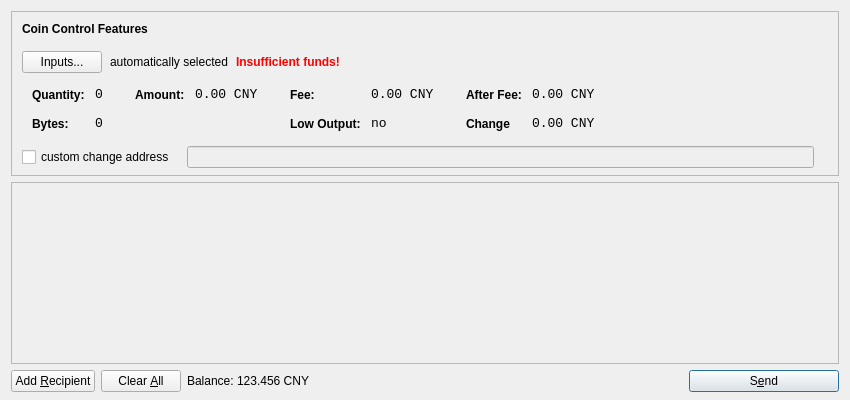
Qt form src/qt/forms/sendcoinsdialog.ui (biz2013/AXFunds) before a commit.
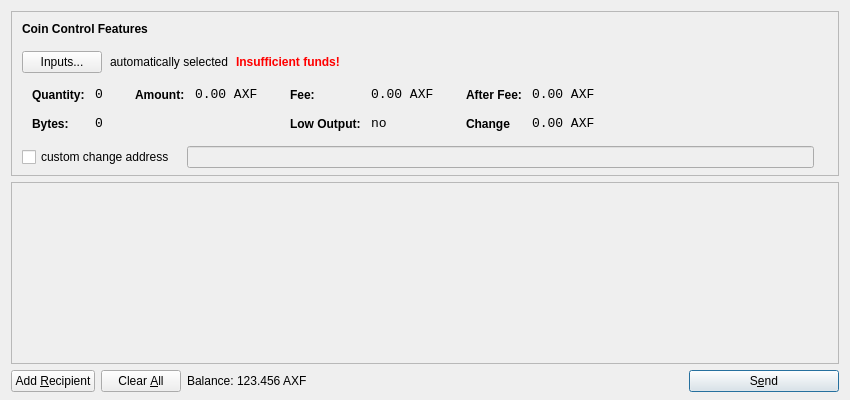
The same form after that commit. Icons and pictures are not drawn.

Diff of the .ui file:
```diff
--- a/src/qt/forms/sendcoinsdialog.ui
+++ b/src/qt/forms/sendcoinsdialog.ui
@@ -321,7 +321,7 @@
                   <enum>Qt::ActionsContextMenu</enum>
                  </property>
                  <property name="text">
-                  <string notr="true">0.00 CNY</string>
+                  <string notr="true">0.00 AXF</string>
                  </property>
                  <property name="textInteractionFlags">
                   <set>Qt::LinksAccessibleByMouse|Qt::TextSelectableByKeyboard|Qt::TextSelectableByMouse</set>
@@ -375,7 +375,7 @@
                   <enum>Qt::ActionsContextMenu</enum>
                  </property>
                  <property name="text">
-                  <string notr="true">0.00 CNY</string>
+                  <string notr="true">0.00 AXF</string>
                  </property>
                  <property name="textInteractionFlags">
                   <set>Qt::LinksAccessibleByMouse|Qt::TextSelectableByKeyboard|Qt::TextSelectableByMouse</set>
@@ -461,7 +461,7 @@
                   <enum>Qt::ActionsContextMenu</enum>
                  </property>
                  <property name="text">
-                  <string notr="true">0.00 CNY</string>
+                  <string notr="true">0.00 AXF</string>
                  </property>
                  <property name="textInteractionFlags">
                   <set>Qt::LinksAccessibleByMouse|Qt::TextSelectableByKeyboard|Qt::TextSelectableByMouse</set>
@@ -493,7 +493,7 @@
                   <enum>Qt::ActionsContextMenu</enum>
                  </property>
                  <property name="text">
-                  <string notr="true">0.00 CNY</string>
+                  <string notr="true">0.00 AXF</string>
                  </property>
                  <property name="textInteractionFlags">
                   <set>Qt::LinksAccessibleByMouse|Qt::TextSelectableByKeyboard|Qt::TextSelectableByMouse</set>
@@ -692,7 +692,7 @@
           <cursorShape>IBeamCursor</cursorShape>
          </property>
          <property name="text">
-          <string notr="true">123.456 CNY</string>
+          <string notr="true">123.456 AXF</string>
          </property>
          <property name="textInteractionFlags">
           <set>Qt::LinksAccessibleByMouse|Qt::TextSelectableByKeyboard|Qt::TextSelectableByMouse</set>
```
